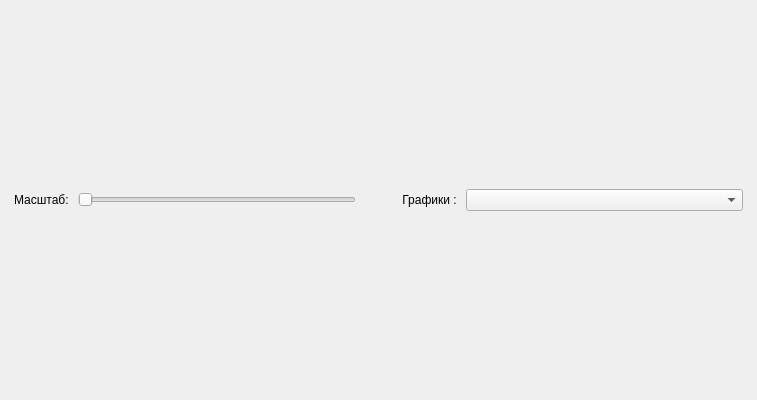
Above: weather_app/dialog_charts.ui from simak-p/week_weather_10 before the change. Below: the same form after it.
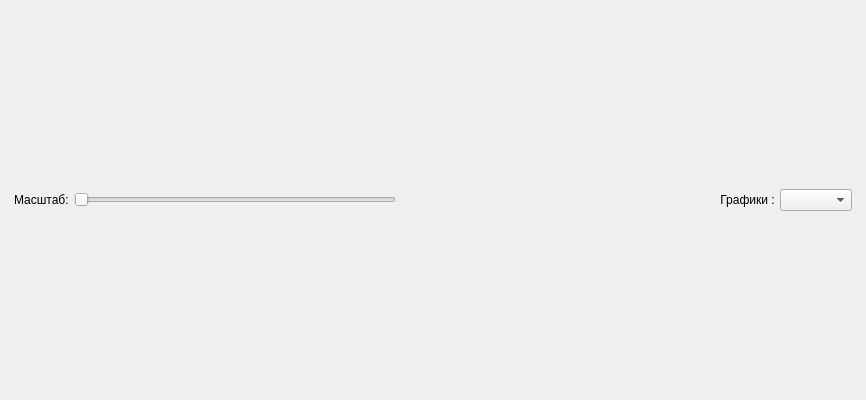
That is the form after the change.

```diff
--- a/weather_app/dialog_charts.ui
+++ b/weather_app/dialog_charts.ui
@@ -6,7 +6,7 @@
    <rect>
     <x>0</x>
     <y>0</y>
-    <width>757</width>
+    <width>866</width>
     <height>400</height>
    </rect>
   </property>
@@ -18,9 +18,12 @@
   </property>
   <layout class="QVBoxLayout" name="verticalLayout_2">
    <item>
-    <layout class="QVBoxLayout" name="verticalLayout">
+    <layout class="QVBoxLayout" name="verticalLayout" stretch="0">
+     <property name="spacing">
+      <number>2</number>
+     </property>
      <item>
-      <layout class="QHBoxLayout" name="horizontalLayout" stretch="0,1,0,0,1">
+      <layout class="QHBoxLayout" name="horizontalLayout" stretch="0,1,1,0,0">
        <property name="leftMargin">
         <number>3</number>
        </property>
```
